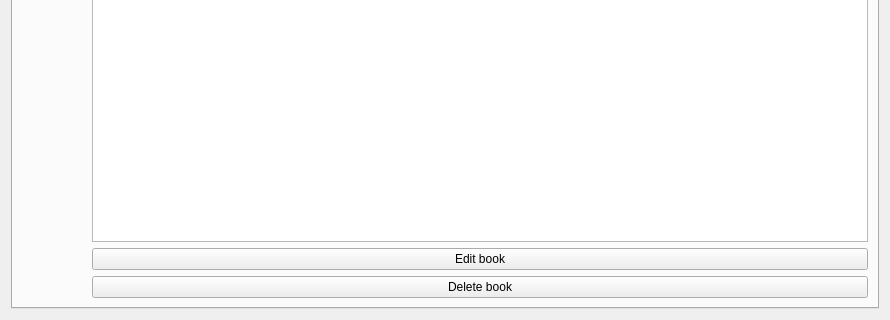
This is assets/XML/book_window.ui in nisaia/P-yQt-ersonal-management-system as Qt 5 draws it before an edit; both pictures show x 0 to 890 and y 410 to 730 of the 890 by 730 pixel window. The edited form follows.
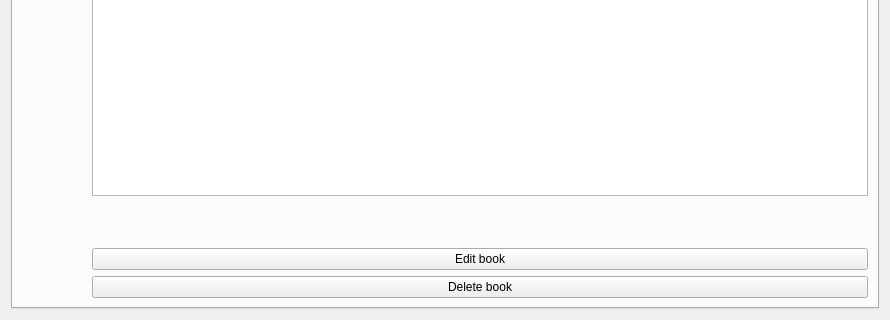
This is the edited form. The open tabs and pages were chosen to show the change.

```diff
--- a/assets/XML/book_window.ui
+++ b/assets/XML/book_window.ui
@@ -185,14 +185,14 @@
        <item row="9" column="1">
         <widget class="QPlainTextEdit" name="description_plainTextEdit"/>
        </item>
-       <item row="10" column="1">
+       <item row="11" column="1">
         <widget class="QPushButton" name="editBook_button">
          <property name="text">
           <string>Edit book</string>
          </property>
         </widget>
        </item>
-       <item row="11" column="1">
+       <item row="12" column="1">
         <widget class="QPushButton" name="deleteBook_button">
          <property name="text">
           <string>Delete book</string>
@@ -215,6 +215,22 @@
          </property>
         </spacer>
        </item>
+       <item row="10" column="0" colspan="2">
+        <spacer name="verticalSpacer_2">
+         <property name="orientation">
+          <enum>Qt::Vertical</enum>
+         </property>
+         <property name="sizeType">
+          <enum>QSizePolicy::Preferred</enum>
+         </property>
+         <property name="sizeHint" stdset="0">
+          <size>
+           <width>20</width>
+           <height>40</height>
+          </size>
+         </property>
+        </spacer>
+       </item>
       </layout>
      </widget>
     </widget>
```
